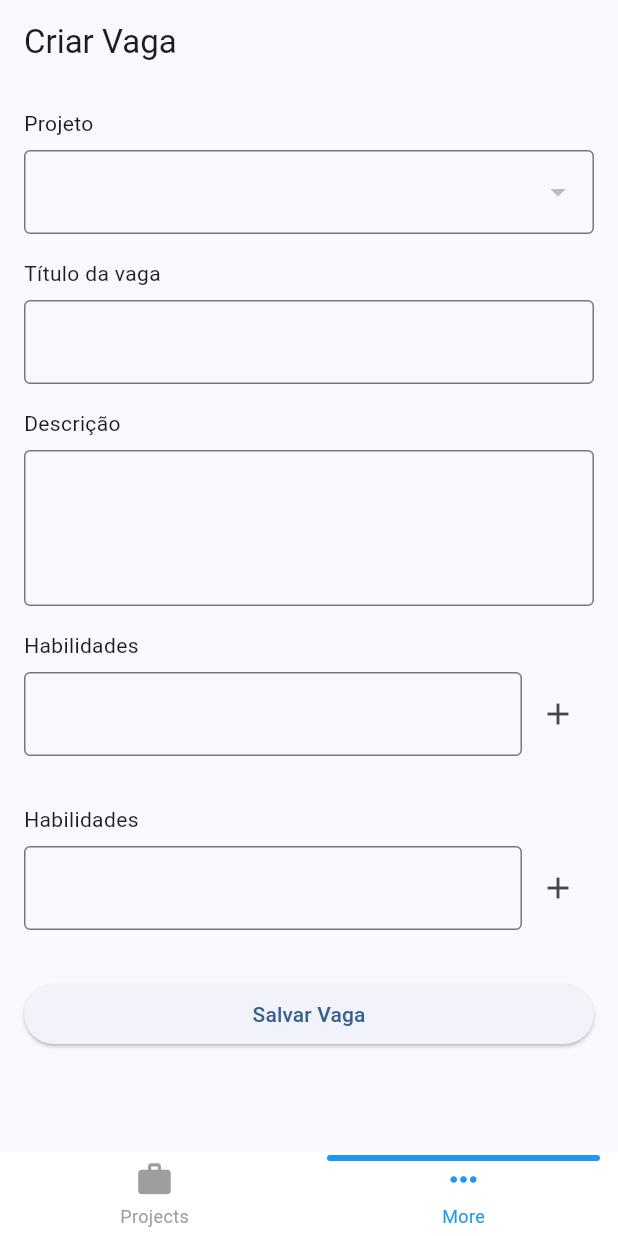
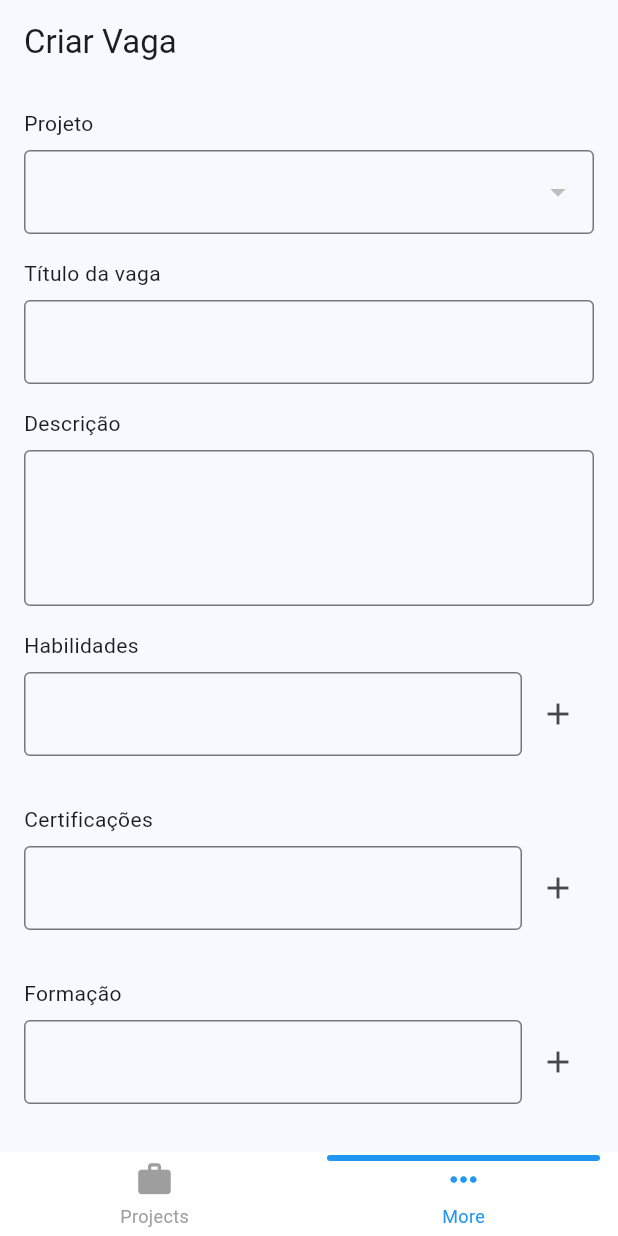
Before and after one commit to devjuanjso/rh_residencia, a Flutter app: the screen it shows after launch, item 2 of the bottom bar chosen, after a tap on the "add" icon, on a phone screen of 412 x 824 dp. Run offline on Flutter 3.47's test engine with Material 3 defaults, Android fonts, the phone set to English and light mode, and no system bars; drawn by our look-alikes of persistent_bottom_nav_bar; our stand-ins replace image_picker; network calls fail.

Commit message:
criando tela de swip de projetos, adicionando rota para retornar vagas só de um projeto e alterando models para aceitar valroes vazios

```diff
--- a/rh-mobile/rh_app/lib/features/position/view/position_page.dart
+++ b/rh-mobile/rh_app/lib/features/position/view/position_page.dart
@@ -112,13 +112,13 @@ class _PositionPageState extends State<PositionPage> {
 
                     const SizedBox(height: 24),
 
-                    const Text('Habilidades'),
+                    const Text('Certificações'),
                     const SizedBox(height: 8),
                     Row(
                       children: [
                         Expanded(
                           child: TextField(
-                            controller: vm.habilidadeController,
+                            controller: vm.certificacoesController,
                             decoration: const InputDecoration(
                               border: OutlineInputBorder(),
                             ),
@@ -126,7 +126,7 @@ class _PositionPageState extends State<PositionPage> {
                         ),
                         IconButton(
                           icon: const Icon(Icons.add),
-                          onPressed: vm.adicionarHabilidade,
+                          onPressed: vm.adicionarCertificacao,
                         ),
                       ],
                     ),
@@ -135,11 +135,46 @@ class _PositionPageState extends State<PositionPage> {
 
                     Wrap(
                       spacing: 8,
-                      children: vm.habilidadesRequeridas
+                      children: vm.certificacoesRequeridas
                           .map(
                             (h) => Chip(
                               label: Text(h),
-                              onDeleted: () => vm.removerHabilidade(h),
+                              onDeleted: () => vm.removerCertificacao(h),
+                            ),
+                          )
+                          .toList(),
+                    ),
+
+                    const SizedBox(height: 24),
+
+                    const Text('Formação'),
+                    const SizedBox(height: 8),
+                    Row(
+                      children: [
+                        Expanded(
+                          child: TextField(
+                            controller: vm.formacaoController,
+                            decoration: const InputDecoration(
+                              border: OutlineInputBorder(),
+                            ),
+                          ),
+                        ),
+                        IconButton(
+                          icon: const Icon(Icons.add),
+                          onPressed: vm.adicionarFormacao,
+                        ),
+                      ],
+                    ),
+
+                    const SizedBox(height: 8),
+
+                    Wrap(
+                      spacing: 8,
+                      children: vm.formacaoRequeridas
+                          .map(
+                            (h) => Chip(
+                              label: Text(h),
+                              onDeleted: () => vm.removerFormacao(h),
                             ),
                           )
                           .toList(),
--- /dev/null
+++ b/rh-mobile/rh_app/lib/features/projects/view/projects_list_page.dart
@@ -0,0 +1,150 @@
+import 'package:flutter/material.dart';
+import 'package:provider/provider.dart';
+import 'package:rh_app/features/projects/viewmodel/projects_list_viewmodel.dart';
+
+class ProjectListView extends StatelessWidget {
+  const ProjectListView({super.key});
+
+  @override
+  Widget build(BuildContext context) {
+    return ChangeNotifierProvider(
+      create: (_) => ProjectListViewModel()..carregarProjetos(),
+      child: Scaffold(
+        appBar: AppBar(
+          title: const Text('Projetos'),
+          centerTitle: true,
+        ),
+        body: Consumer<ProjectListViewModel>(
+          builder: (context, vm, _) {
+            if (vm.loading && vm.projetos.isEmpty) {
+              return const Center(child: CircularProgressIndicator());
+            }
+
+            if (vm.projetos.isEmpty) {
+              return const Center(child: Text('Nenhum projeto encontrado.'));
+            }
+
+            final projeto = vm.projetos[vm.projetoAtual];
+
+            return PageView(
+              scrollDirection: Axis.vertical,
+              children: [
+                Padding(
+                  padding: const EdgeInsets.all(16),
+                  child: Column(
+                    children: [
+                      Expanded(
+                        child: Card(
+                          shape: RoundedRectangleBorder(
+                            borderRadius: BorderRadius.circular(20),
+                          ),
+                          elevation: 6,
+                          child: Column(
+                            crossAxisAlignment: CrossAxisAlignment.stretch,
+                            children: [
+                              ClipRRect(
+                                borderRadius: const BorderRadius.vertical(top: Radius.circular(20)),
+                                child: Image.network(
+                                  projeto.imagem ?? '',
+                                  height: 220,
+                                  fit: BoxFit.cover,
+                                  errorBuilder: (_, __, ___) => const Icon(Icons.broken_image, size: 80),
+                                ),
+                              ),
+                              Padding(
+                                padding: const EdgeInsets.all(16),
+                                child: Column(
+                                  crossAxisAlignment: CrossAxisAlignment.start,
+                                  children: [
+                                    Text(
+                                      projeto.nome,
+                                      style: const TextStyle(fontSize: 22, fontWeight: FontWeight.bold),
+                                    ),
+                                    const SizedBox(height: 8),
+                                    Text(
+                                      projeto.descricao,
+                                      style: const TextStyle(fontSize: 16),
+                                      maxLines: 3,
+                                      overflow: TextOverflow.ellipsis,
+                                    ),
+                                  ],
+                                ),
+                              ),
+                            ],
+                          ),
+                        ),
+                      ),
+                      const SizedBox(height: 12),
+                      const Text('Arraste para baixo para ver as vagas'),
+                    ],
+                  ),
+                ),
+
+                Padding(
+                  padding: const EdgeInsets.all(16),
+                  child: Column(
+                    children: [
+                      Text(
+                        'Vagas de ${projeto.nome}',
+                        style: const TextStyle(fontSize: 20, fontWeight: FontWeight.bold),
+                      ),
+                      const SizedBox(height: 12),
+
+                      Expanded(
+                        child: vm.loadingVagas
+                            ? const Center(child: CircularProgressIndicator())
+                            : vm.vagasDoProjeto.isEmpty
+                                ? const Center(child: Text('Nenhuma vaga para este projeto.'))
+                                : ListView.builder(
+                                    itemCount: vm.vagasDoProjeto.length,
+                                    itemBuilder: (context, index) {
+                                      final vaga = vm.vagasDoProjeto[index];
+                                      return Card(
+                                        elevation: 4,
+                                        shape: RoundedRectangleBorder(
+                                          borderRadius: BorderRadius.circular(16),
+                                        ),
+                                        child: ListTile(
+                                          title: Text(vaga.titulo),
+                                          subtitle: Text(vaga.descricao ?? ''),
+                                          trailing: TextButton(
+                                            onPressed: () {},
+                                            child: const Text('Candidatar-se'),
+                                          ),
+                                        ),
+                                      );
+                                    },
+                                  ),
+                      ),
+
+                      const SizedBox(height: 12),
+
+                      SizedBox(
+                        width: double.infinity,
+                        child: ElevatedButton(
+                          onPressed: () async {
+                            await vm.irParaProximoProjeto();
+                          },
+                          style: ElevatedButton.styleFrom(
+                            padding: const EdgeInsets.symmetric(vertical: 14),
+                            shape: RoundedRectangleBorder(
+                              borderRadius: BorderRadius.circular(16),
+                            ),
+                          ),
+                          child: const Text(
+                            'Passar projeto',
+                            style: TextStyle(fontSize: 16),
+                          ),
+                        ),
+                      ),
+                    ],
+                  ),
+                ),
+              ],
+            );
+          },
+        ),
+      ),
+    );
+  }
+}
--- a/rh-mobile/rh_app/lib/main.dart
+++ b/rh-mobile/rh_app/lib/main.dart
@@ -2,8 +2,9 @@ import 'package:flutter/material.dart';
 import 'package:persistent_bottom_nav_bar/persistent_bottom_nav_bar.dart';
 import 'package:provider/provider.dart';
 import 'package:rh_app/features/position/view/position_page.dart';
-import 'package:rh_app/features/projects/view/projects_page.dart';
+import 'package:rh_app/features/projects/view/project_form_page.dart';
 import 'package:rh_app/features/position/viewmodel/position_viewmodel.dart';
+import 'package:rh_app/features/projects/view/projects_list_page.dart';
 
 void main() {
   runApp(
@@ -44,7 +45,7 @@ class _HomePageState extends State<HomePage> {
 
   List<Widget> _buildScreens() {
     return [
-      ProjectsPage(),
+      ProjectListView(),
       const PositionPage(),
     ];
   }
--- a/rh-mobile/rh_app/pubspec.yaml
+++ b/rh-mobile/rh_app/pubspec.yaml
@@ -39,6 +39,7 @@ dependencies:
   marquee: ^2.3.0
   shared_preferences: ^2.2.2
   image_picker: ^1.2.1
+  swipeable_card_stack: ^0.0.5
   # The following adds the Cupertino Icons font to your application.
   # Use with the CupertinoIcons class for iOS style icons.
 
```
Also changed, not shown: rh-mobile/rh_app/lib/features/position/model/position_model.dart (+9 -11 lines), rh-mobile/rh_app/lib/features/position/viewmodel/position_viewmodel.dart (+28 -0 lines), rh-mobile/rh_app/lib/features/projects/controller/projects_controller.dart (+62 -1 lines), rh-mobile/rh_app/lib/features/projects/viewmodel/projects_list_viewmodel.dart (added, +67 -0 lines), rh-mobile/rh_app/lib/features/projects/view/project_form_page.dart (renamed from rh-mobile/rh_app/lib/features/projects/view/projects_page.dart), rh-mobile/rh_app/lib/features/projects/viewmodel/project_form_viewmodel.dart (renamed from rh-mobile/rh_app/lib/features/projects/viewmodel/projects_viewmodel.dart), 2 other files.
